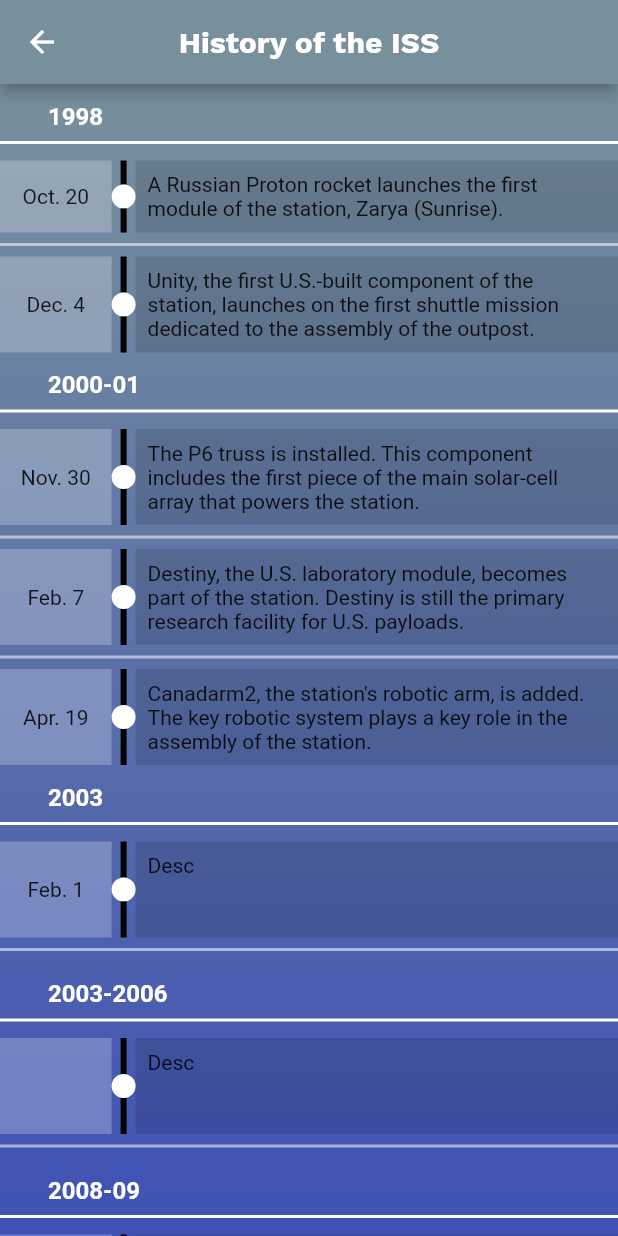
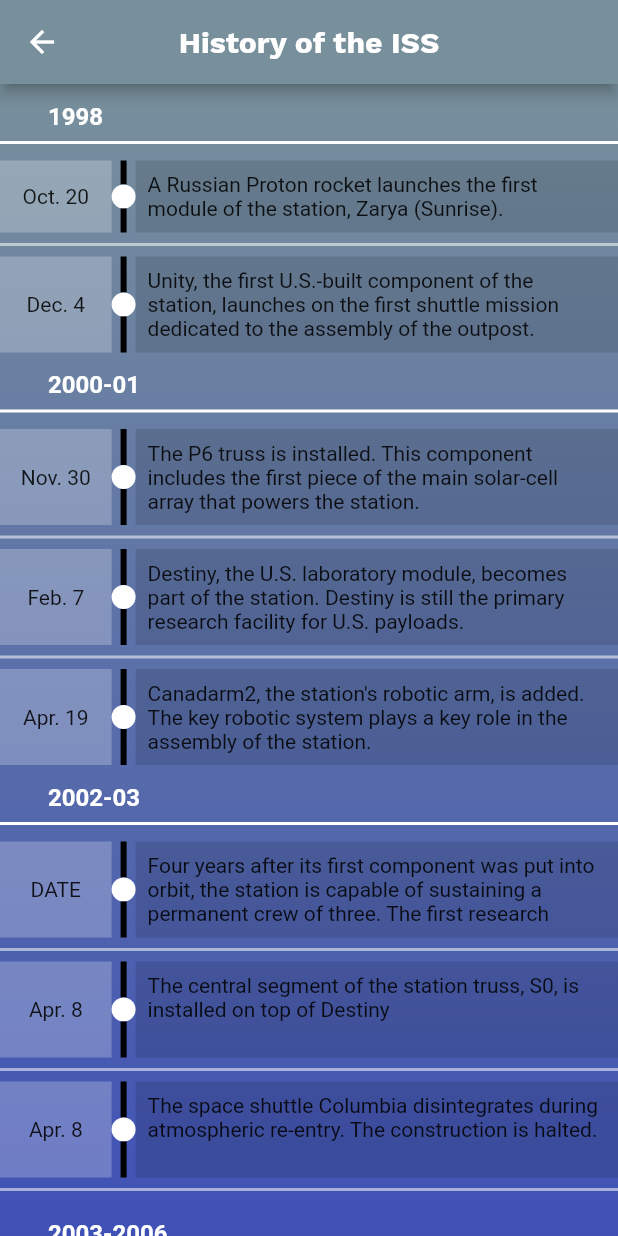
Before and after one commit to jlemanski1/ISS-Tracker, a Flutter app: the ISSHistory screen opened directly, on a phone screen of 412 x 824 dp. Run offline on Flutter 3.47's test engine with Material 2 defaults, Android fonts, the phone set to English and light mode, and no system bars; drawn by our look-alikes of timeline_tile; our stand-ins replace flutter_svg, google_maps_flutter, location, package_info, settings_ui, webview_flutter and 1 more; missing offline and left inert: flutter_beautiful_popup, store_redirect; network calls fail.

Commit message:
Added more history

```diff
--- a/iss_tracker_v2/lib/views/iss_history.dart
+++ b/iss_tracker_v2/lib/views/iss_history.dart
@@ -147,15 +147,32 @@ class _ISSHistoryState extends State<ISSHistory> {
                 +" in the assembly of the station.")
             ),
             headerDivider(
-              header: '2003',
+              header: '2002-03',
               textColour: Colors.white,
               dividerColour: Colors.white,
             ),
             historyTile(
               lineX: 0.2,
               height: 64,
-              leftText: Text('Feb. 1'),
-              rightText: Text('Desc')
+              leftText: Text('DATE'),
+              rightText: Text("Four years after its first component was put into orbit, the station is capable of"
+                +" sustaining a permanent crew of three. The first research module, Destiny, an American"
+                +" laboratory, becomes operational.")
+            ),
+            Divider(height: 16.0, thickness: 2.0, color: Colors.white54),
+            historyTile(
+              lineX: 0.2,
+              height: 64,
+              leftText: Text('Apr. 8'),
+              rightText: Text("The central segment of the station truss, S0, is installed on top of Destiny"),
+            ),
+            Divider(height: 16.0, thickness: 2.0, color: Colors.white54),
+            historyTile(
+              lineX: 0.2,
+              height: 64,
+              leftText: Text('Apr. 8'),
+              rightText: Text("The space shuttle Columbia disintegrates during atmospheric re-entry. The construction"
+                +" is halted."),
             ),
             Divider(
               height: 16.0,
```
